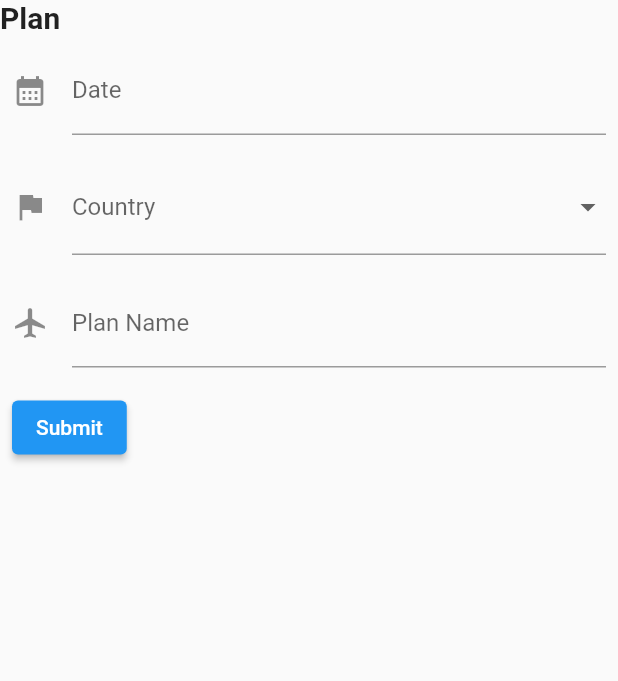
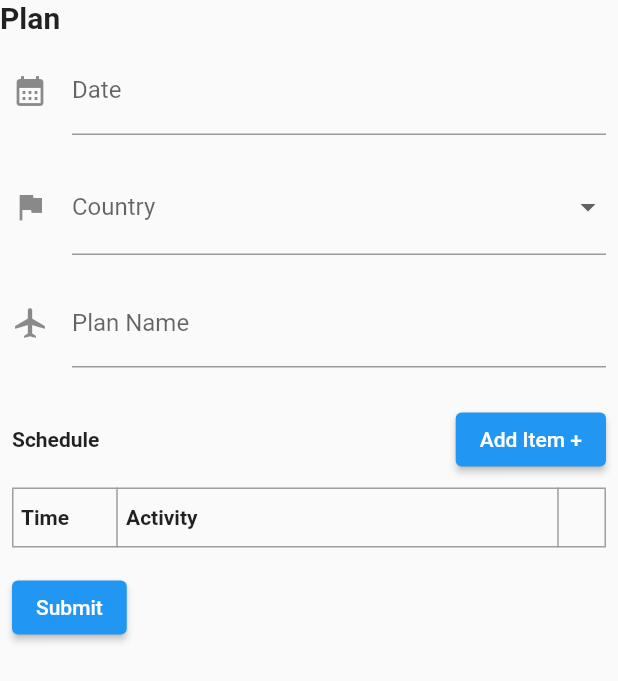
Before and after one commit to tsaqifammar/pocket-travel-mobile, a Flutter app: the _PlanForm widget shown alone on an empty page, opened directly, on a phone screen of 412 x 824 dp. Shown: the top 681 px of the screen. Run offline on Flutter 3.47's test engine with Material 2 defaults, Android fonts, the phone set to English and light mode, and no system bars; our stand-ins replace flutter_login, timelines; missing offline and left inert: animate_navigator_transition_do, flag, scale_button; network calls fail.

Commit message:
add schedule to plan form

```diff
--- a/lib/widgets/plan_form_dialog.dart
+++ b/lib/widgets/plan_form_dialog.dart
@@ -1,6 +1,7 @@
 import 'package:flutter/material.dart';
 import 'package:pocket_travel_mobile/widgets/country_picker.dart';
 import 'package:pocket_travel_mobile/widgets/date_picker.dart';
+import 'package:pocket_travel_mobile/widgets/time_picker.dart';
 
 class PlanFormDialog extends StatelessWidget {
   const PlanFormDialog({Key? key}) : super(key: key);
@@ -38,13 +39,33 @@ class __PlanFormState extends State<_PlanForm> {
     "name": "",
     "date": "",
     "country": "",
-    "schedule": [],
+    "schedule": []
   };
+  static Map<int, Map<String, dynamic>> schedule = {};
+
+  @override
+  void dispose() {
+    schedule.forEach((i, value) {
+      schedule[i]!['activity'].dispose();
+    });
+    schedule = {};
+    super.dispose();
+  }
+
+  void _saveSchedule() {
+    schedule.forEach((i, value) {
+      _planData['schedule'].add({
+        "time": value['time'],
+        "activity": value['activity'].text
+      });
+    });
+  }
 
   @override
   Widget build(BuildContext context) {
     return Form(
       key: _formKey,
+      child: SingleChildScrollView(
         child: Column(
           mainAxisSize: MainAxisSize.min,
           crossAxisAlignment: CrossAxisAlignment.start,
@@ -84,6 +105,10 @@ class __PlanFormState extends State<_PlanForm> {
                 },
               ),
             ),
+            const Padding(
+              padding: EdgeInsets.all(8.0),
+              child: _ScheduleForm(),
+            ),
             Padding(
               padding: const EdgeInsets.all(8.0),
               child: ElevatedButton(
@@ -91,6 +116,7 @@ class __PlanFormState extends State<_PlanForm> {
                 onPressed: () {
                   if (_formKey.currentState!.validate()) {
                     _formKey.currentState!.save();
+                    _saveSchedule();
                     print(_planData.toString());
                   }
                 },
@@ -98,6 +124,118 @@ class __PlanFormState extends State<_PlanForm> {
             )
           ],
         ),
+      ),
     );
   }
 }
+
+class _ScheduleForm extends StatefulWidget {
+  const _ScheduleForm({Key? key}) : super(key: key);
+
+  @override
+  State<_ScheduleForm> createState() => __ScheduleFormState();
+}
+
+class __ScheduleFormState extends State<_ScheduleForm> {
+  int _id = 0;
+
+  List<TableRow> _getScheduleRows() {
+    List<TableRow> rows = [];
+    __PlanFormState.schedule.forEach((i, value) {
+      rows.add(
+        TableRow(
+          children: [
+            Padding(
+              padding: const EdgeInsets.all(4),
+              child: TimePicker(
+                value: __PlanFormState.schedule[i]!['time'],
+                onChanged: (value) => setState(() {
+                  __PlanFormState.schedule[i]!['time'] = value;
+                }),
+              ),
+            ),
+            Padding(
+              padding: const EdgeInsets.all(4),
+              child: TextFormField(
+                controller: __PlanFormState.schedule[i]!['activity'],
+                validator: (value) => (value == null || value.isEmpty
+                    ? 'Please enter some text'
+                    : null),
+              ),
+            ),
+            Padding(
+              padding: const EdgeInsets.all(4),
+              child: ElevatedButton(
+                style: ElevatedButton.styleFrom(
+                  primary: Colors.red,
+                  padding: const EdgeInsets.all(0)
+                ),
+                onPressed: () {
+                  __PlanFormState.schedule.removeWhere((k, v) => k == i);
+                  setState(() {});
+                },
+                child: const Icon(Icons.cancel_outlined),
+              ),
+            )
+          ],
+        )
+      );
+    });
+    return rows;
+  }
+
+  @override
+  Widget build(BuildContext context) {
+    return Column(
+      children: [
+        Padding(
+          padding: const EdgeInsets.symmetric(vertical: 8.0),
+          child: Row(
+            children: [
+              const Text('Schedule', style: TextStyle(fontWeight: FontWeight.bold)),
+              const Spacer(),
+              ElevatedButton(
+                onPressed: () {
+                  __PlanFormState.schedule[_id++] = {
+                    "time": "00:00",
+                    "activity": TextEditingController(),
+                  };
+                  setState(() {});
+                },
+                child: const Text('Add Item +')
+              ),
+            ],
+          ),
+        ),
+        Table(
+          border: TableBorder.all(color: Colors.grey),
+          columnWidths: const {
+            0: FixedColumnWidth(70),
+            1: FlexColumnWidth(),
+            2: FixedColumnWidth(32),
+          },
+          defaultVerticalAlignment: TableCellVerticalAlignment.middle,
+          children: <TableRow>[
+            const TableRow(
+              children: [
+                Padding(
+                  padding: EdgeInsets.symmetric(horizontal: 6, vertical: 12),
+                  child: Text('Time', style: TextStyle(fontWeight: FontWeight.bold))
+                ),
+                Padding(
+                  padding: EdgeInsets.symmetric(horizontal: 6, vertical: 12),
+                  child: Text('Activity', style: TextStyle(fontWeight: FontWeight.bold))
+                ),
+                Padding(
+                  padding: EdgeInsets.symmetric(horizontal: 6, vertical: 12),
+                  child: Text('')
+                ),
+              ],
+            ),
+            ..._getScheduleRows(),
+          ],
+        ),
+      ],
+    );
+  }
+}
```
Also changed, not shown: lib/widgets/time_picker.dart (added, +76 -0 lines). Lines whose indentation alone changed are shown as unchanged.
